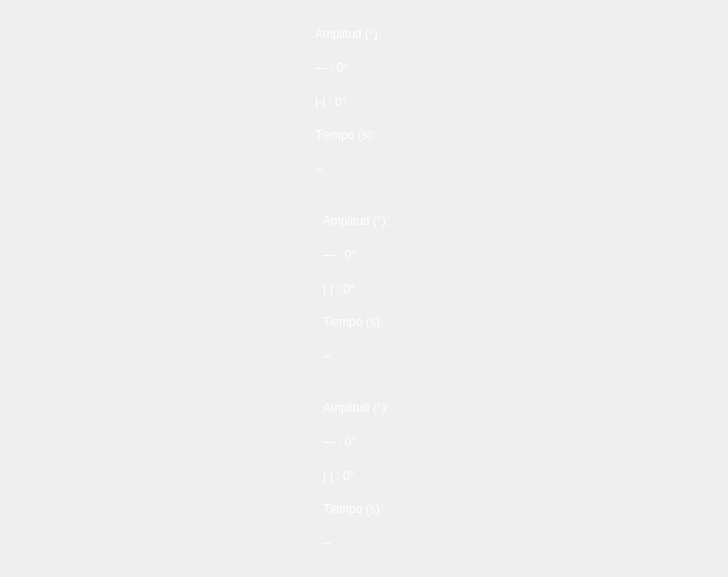
The window that Software/development/Form/graph.ui (Debaq/Fullaxis) describes before a commit, drawn with Qt 5.
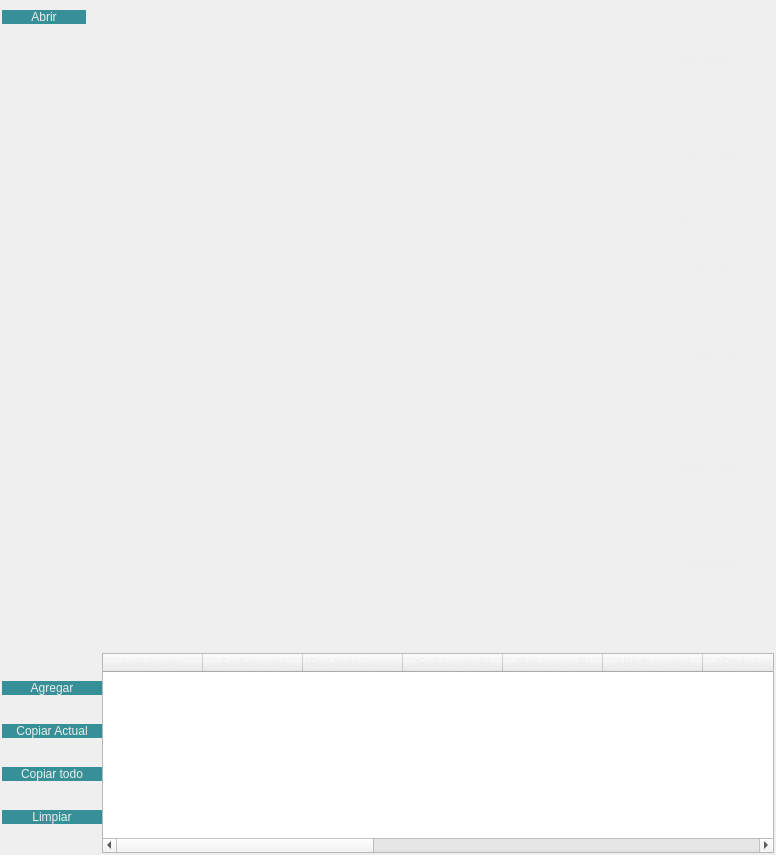
The same window after the commit.

Commit message: copiar linea

The edit to the form file:
```diff
--- a/Software/development/Form/graph.ui
+++ b/Software/development/Form/graph.ui
@@ -6,32 +6,144 @@
    <rect>
     <x>0</x>
     <y>0</y>
-    <width>728</width>
-    <height>577</height>
+    <width>776</width>
+    <height>855</height>
    </rect>
   </property>
   <property name="windowTitle">
    <string>Form</string>
   </property>
+  <property name="styleSheet">
+   <string notr="true">                QPushButton {
+                    Text-align:center;
+                    border: none;
+                    color:rgb(238, 238, 236);
+                    background-color: rgb(55, 144, 152);
+                }
+                QPushButton:hover {
+                    background-color: rgb(0, 98, 106);
+                }
+                QPushButton:pressed {
+                    text-decoration: underline;
+                }
+QLabel{
+color: rgb(238, 238, 236);
+}
+QFrame{
+color: rgb(238, 238, 236);
+}</string>
+  </property>
   <layout class="QHBoxLayout" name="horizontalLayout_4">
+   <property name="leftMargin">
+    <number>2</number>
+   </property>
+   <property name="topMargin">
+    <number>2</number>
+   </property>
+   <property name="rightMargin">
+    <number>2</number>
+   </property>
+   <property name="bottomMargin">
+    <number>2</number>
+   </property>
    <item>
     <layout class="QVBoxLayout" name="verticalLayout">
      <property name="topMargin">
       <number>0</number>
      </property>
+     <property name="bottomMargin">
+      <number>0</number>
+     </property>
      <item>
-      <layout class="QHBoxLayout" name="contenedor">
-       <property name="leftMargin">
-        <number>0</number>
+      <widget class="QFrame" name="openFrame">
+       <property name="maximumSize">
+        <size>
+         <width>16777215</width>
+         <height>30</height>
+        </size>
        </property>
+       <layout class="QHBoxLayout" name="horizontalLayout_3">
+        <property name="spacing">
+         <number>4</number>
+        </property>
+        <property name="leftMargin">
+         <number>0</number>
+        </property>
+        <property name="topMargin">
+         <number>0</number>
+        </property>
+        <property name="rightMargin">
+         <number>0</number>
+        </property>
+        <property name="bottomMargin">
+         <number>0</number>
+        </property>
+        <item>
+         <widget class="QPushButton" name="btn_open">
+          <property name="minimumSize">
+           <size>
+            <width>84</width>
+            <height>0</height>
+           </size>
+          </property>
+          <property name="maximumSize">
+           <size>
+            <width>84</width>
+            <height>16777215</height>
+           </size>
+          </property>
+          <property name="styleSheet">
+           <string notr="true"/>
+          </property>
+          <property name="text">
+           <string>Abrir</string>
+          </property>
+         </widget>
+        </item>
+        <item>
+         <widget class="QLabel" name="label_File">
+          <property name="styleSheet">
+           <string notr="true"/>
+          </property>
+          <property name="text">
+           <string/>
+          </property>
+         </widget>
+        </item>
+        <item>
+         <spacer name="horizontalSpacer">
+          <property name="orientation">
+           <enum>Qt::Horizontal</enum>
+          </property>
+          <property name="sizeHint" stdset="0">
+           <size>
+            <width>40</width>
+            <height>20</height>
+           </size>
+          </property>
+         </spacer>
+        </item>
+       </layout>
+      </widget>
+     </item>
+     <item>
+      <layout class="QHBoxLayout" name="frame_1">
        <item>
-        <layout class="QVBoxLayout" name="layout_graph_1"/>
+        <widget class="QFrame" name="frame_graph_1">
+         <layout class="QVBoxLayout" name="layout_graph_1"/>
+        </widget>
        </item>
        <item>
         <widget class="QFrame" name="frameinfo_1">
+         <property name="sizePolicy">
+          <sizepolicy hsizetype="Fixed" vsizetype="Preferred">
+           <horstretch>0</horstretch>
+           <verstretch>0</verstretch>
+          </sizepolicy>
+         </property>
          <property name="minimumSize">
           <size>
-           <width>0</width>
+           <width>100</width>
            <height>100</height>
           </size>
          </property>
@@ -43,12 +155,12 @@
          </property>
          <layout class="QVBoxLayout" name="layoutInfo_1">
           <property name="leftMargin">
-           <number>1</number>
+           <number>4</number>
           </property>
           <item>
            <widget class="QLabel" name="amp_g1">
             <property name="styleSheet">
-             <string notr="true">color: rgb(255, 255, 255);</string>
+             <string notr="true"/>
             </property>
             <property name="text">
              <string>Amplitud (°):</string>
@@ -56,29 +168,63 @@
            </widget>
           </item>
           <item>
-           <widget class="QLabel" name="ampPoint_1">
-            <property name="styleSheet">
-             <string notr="true">color: rgb(255, 255, 255);</string>
-            </property>
-            <property name="text">
-             <string>— : 0°</string>
-            </property>
-           </widget>
+           <layout class="QHBoxLayout" name="horizontalLayout_5">
+            <item>
+             <widget class="QLabel" name="label_3">
+              <property name="sizePolicy">
+               <sizepolicy hsizetype="Fixed" vsizetype="Preferred">
+                <horstretch>0</horstretch>
+                <verstretch>0</verstretch>
+               </sizepolicy>
+              </property>
+              <property name="text">
+               <string>— : </string>
+              </property>
+             </widget>
+            </item>
+            <item>
+             <widget class="QLabel" name="ampPoint_1">
+              <property name="styleSheet">
+               <string notr="true"/>
+              </property>
+              <property name="text">
+               <string>--</string>
+              </property>
+             </widget>
+            </item>
+           </layout>
           </item>
           <item>
-           <widget class="QLabel" name="ampRange_1">
-            <property name="styleSheet">
-             <string notr="true">color: rgb(255, 255, 255);</string>
-            </property>
-            <property name="text">
-             <string>|-| : 0°</string>
-            </property>
-           </widget>
+           <layout class="QHBoxLayout" name="horizontalLayout_7">
+            <item>
+             <widget class="QLabel" name="label_4">
+              <property name="sizePolicy">
+               <sizepolicy hsizetype="Fixed" vsizetype="Preferred">
+                <horstretch>0</horstretch>
+                <verstretch>0</verstretch>
+               </sizepolicy>
+              </property>
+              <property name="text">
+               <string>|-| : </string>
+              </property>
+             </widget>
+            </item>
+            <item>
+             <widget class="QLabel" name="ampRange_1">
+              <property name="styleSheet">
+               <string notr="true"/>
+              </property>
+              <property name="text">
+               <string>--</string>
+              </property>
+             </widget>
+            </item>
+           </layout>
           </item>
           <item>
            <widget class="QLabel" name="tiempo_1">
             <property name="styleSheet">
-             <string notr="true">color: rgb(255, 255, 255);</string>
+             <string notr="true"/>
             </property>
             <property name="text">
              <string>Tiempo (s):</string>
@@ -87,29 +233,134 @@
           </item>
           <item>
            <widget class="QLabel" name="lbl_tiempo_1">
+            <property name="autoFillBackground">
+             <bool>false</bool>
+            </property>
             <property name="styleSheet">
-             <string notr="true">color: rgb(255, 255, 255);</string>
+             <string notr="true"/>
             </property>
             <property name="text">
              <string>--</string>
             </property>
            </widget>
           </item>
+          <item>
+           <layout class="QHBoxLayout" name="horizontalLayout_10">
+            <item>
+             <widget class="QLabel" name="label_8">
+              <property name="font">
+               <font>
+                <pointsize>10</pointsize>
+               </font>
+              </property>
+              <property name="text">
+               <string>|-| : </string>
+              </property>
+             </widget>
+            </item>
+            <item>
+             <widget class="QLabel" name="label_7">
+              <property name="sizePolicy">
+               <sizepolicy hsizetype="Fixed" vsizetype="Preferred">
+                <horstretch>0</horstretch>
+                <verstretch>0</verstretch>
+               </sizepolicy>
+              </property>
+              <property name="font">
+               <font>
+                <pointsize>6</pointsize>
+               </font>
+              </property>
+              <property name="text">
+               <string>(</string>
+              </property>
+             </widget>
+            </item>
+            <item>
+             <widget class="QLabel" name="lbl_minRoll">
+              <property name="font">
+               <font>
+                <pointsize>6</pointsize>
+               </font>
+              </property>
+              <property name="text">
+               <string>-</string>
+              </property>
+             </widget>
+            </item>
+            <item>
+             <widget class="QLabel" name="label_9">
+              <property name="sizePolicy">
+               <sizepolicy hsizetype="Fixed" vsizetype="Preferred">
+                <horstretch>0</horstretch>
+                <verstretch>0</verstretch>
+               </sizepolicy>
+              </property>
+              <property name="font">
+               <font>
+                <pointsize>6</pointsize>
+               </font>
+              </property>
+              <property name="text">
+               <string>,</string>
+              </property>
+             </widget>
+            </item>
+            <item>
+             <widget class="QLabel" name="lbl_maxRoll">
+              <property name="font">
+               <font>
+                <pointsize>6</pointsize>
+               </font>
+              </property>
+              <property name="text">
+               <string>-</string>
+              </property>
+             </widget>
+            </item>
+            <item>
+             <widget class="QLabel" name="label_11">
+              <property name="sizePolicy">
+               <sizepolicy hsizetype="Fixed" vsizetype="Preferred">
+                <horstretch>0</horstretch>
+                <verstretch>0</verstretch>
+               </sizepolicy>
+              </property>
+              <property name="font">
+               <font>
+                <pointsize>6</pointsize>
+               </font>
+              </property>
+              <property name="text">
+               <string>)</string>
+              </property>
+             </widget>
+            </item>
+           </layout>
+          </item>
          </layout>
         </widget>
        </item>
       </layout>
      </item>
      <item>
-      <layout class="QHBoxLayout" name="horizontalLayout">
+      <layout class="QHBoxLayout" name="frame_2">
        <item>
-        <layout class="QVBoxLayout" name="layout_graph_2"/>
+        <widget class="QFrame" name="frame_graph_2">
+         <layout class="QVBoxLayout" name="layout_graph_2"/>
+        </widget>
        </item>
        <item>
         <widget class="QFrame" name="verticalFrame_2">
+         <property name="sizePolicy">
+          <sizepolicy hsizetype="Fixed" vsizetype="Preferred">
+           <horstretch>0</horstretch>
+           <verstretch>0</verstretch>
+          </sizepolicy>
+         </property>
          <property name="minimumSize">
           <size>
-           <width>0</width>
+           <width>100</width>
            <height>100</height>
           </size>
          </property>
@@ -123,7 +374,7 @@
           <item>
            <widget class="QLabel" name="amp_g2">
             <property name="styleSheet">
-             <string notr="true">color: rgb(255, 255, 255);</string>
+             <string notr="true"/>
             </property>
             <property name="text">
              <string>Amplitud (°):</string>
@@ -131,29 +382,69 @@
            </widget>
           </item>
           <item>
-           <widget class="QLabel" name="ampPoint_2">
-            <property name="styleSheet">
-             <string notr="true">color: rgb(255, 255, 255);</string>
+           <layout class="QHBoxLayout" name="horizontalLayout">
+            <property name="leftMargin">
+             <number>0</number>
             </property>
-            <property name="text">
-             <string>— : 0°</string>
-            </property>
-           </widget>
+            <item>
+             <widget class="QLabel" name="label">
+              <property name="sizePolicy">
+               <sizepolicy hsizetype="Fixed" vsizetype="Preferred">
+                <horstretch>0</horstretch>
+                <verstretch>0</verstretch>
+               </sizepolicy>
+              </property>
+              <property name="text">
+               <string>— : </string>
+              </property>
+             </widget>
+            </item>
+            <item>
+             <widget class="QLabel" name="ampPoint_2">
+              <property name="styleSheet">
+               <string notr="true"/>
+              </property>
+              <property name="text">
+               <string>--</string>
+              </property>
+             </widget>
+            </item>
+           </layout>
           </item>
           <item>
-           <widget class="QLabel" name="ampRange_2">
-            <property name="styleSheet">
-             <string notr="true">color: rgb(255, 255, 255);</string>
+           <layout class="QHBoxLayout" name="horizontalLayout_2">
+            <property name="leftMargin">
+             <number>0</number>
             </property>
-            <property name="text">
-             <string>|-| : 0°</string>
-            </property>
-           </widget>
+            <item>
+             <widget class="QLabel" name="label_2">
+              <property name="sizePolicy">
+               <sizepolicy hsizetype="Fixed" vsizetype="Preferred">
+                <horstretch>0</horstretch>
+                <verstretch>0</verstretch>
+               </sizepolicy>
+              </property>
+              <property name="text">
+               <string>|-| : </string>
+              </property>
+             </widget>
+            </item>
+            <item>
+             <widget class="QLabel" name="ampRange_2">
+              <property name="styleSheet">
+               <string notr="true"/>
+              </property>
+              <property name="text">
+               <string>--</string>
+              </property>
+             </widget>
+            </item>
+           </layout>
           </item>
           <item>
            <widget class="QLabel" name="tiempo_2">
             <property name="styleSheet">
-             <string notr="true">color: rgb(255, 255, 255);</string>
+             <string notr="true"/>
             </property>
             <property name="text">
              <string>Tiempo (s):</string>
@@ -163,28 +454,125 @@
           <item>
            <widget class="QLabel" name="lbl_tiempo_2">
             <property name="styleSheet">
-             <string notr="true">color: rgb(255, 255, 255);</string>
+             <string notr="true"/>
             </property>
             <property name="text">
              <string>--</string>
             </property>
            </widget>
           </item>
+          <item>
+           <layout class="QHBoxLayout" name="horizontalLayout_11">
+            <item>
+             <widget class="QLabel" name="label_10">
+              <property name="text">
+               <string>|-| : </string>
+              </property>
+             </widget>
+            </item>
+            <item>
+             <widget class="QLabel" name="label_14">
+              <property name="sizePolicy">
+               <sizepolicy hsizetype="Fixed" vsizetype="Preferred">
+                <horstretch>0</horstretch>
+                <verstretch>0</verstretch>
+               </sizepolicy>
+              </property>
+              <property name="font">
+               <font>
+                <pointsize>6</pointsize>
+               </font>
+              </property>
+              <property name="text">
+               <string>(</string>
+              </property>
+             </widget>
+            </item>
+            <item>
+             <widget class="QLabel" name="lbl_minPitch">
+              <property name="font">
+               <font>
+                <pointsize>6</pointsize>
+               </font>
+              </property>
+              <property name="text">
+               <string>-</string>
+              </property>
+             </widget>
+            </item>
+            <item>
+             <widget class="QLabel" name="label_15">
+              <property name="sizePolicy">
+               <sizepolicy hsizetype="Fixed" vsizetype="Preferred">
+                <horstretch>0</horstretch>
+                <verstretch>0</verstretch>
+               </sizepolicy>
+              </property>
+              <property name="font">
+               <font>
+                <pointsize>6</pointsize>
+               </font>
+              </property>
+              <property name="text">
+               <string>,</string>
+              </property>
+             </widget>
+            </item>
+            <item>
+             <widget class="QLabel" name="lbl_maxPitch">
+              <property name="font">
+               <font>
+                <pointsize>6</pointsize>
+               </font>
+              </property>
+              <property name="text">
+               <string>-</string>
+              </property>
+             </widget>
+            </item>
+            <item>
+             <widget class="QLabel" name="label_12">
+              <property name="sizePolicy">
+               <sizepolicy hsizetype="Fixed" vsizetype="Preferred">
+                <horstretch>0</horstretch>
+                <verstretch>0</verstretch>
+               </sizepolicy>
+              </property>
+              <property name="font">
+               <font>
+                <pointsize>6</pointsize>
+               </font>
+              </property>
+              <property name="text">
+               <string>)</string>
+              </property>
+             </widget>
+            </item>
+           </layout>
+          </item>
          </layout>
         </widget>
        </item>
       </layout>
      </item>
      <item>
-      <layout class="QHBoxLayout" name="horizontalLayout_2">
+      <layout class="QHBoxLayout" name="frame_3">
        <item>
-        <layout class="QVBoxLayout" name="layout_graph_3"/>
+        <widget class="QFrame" name="frame_graph_3">
+         <layout class="QVBoxLayout" name="layout_graph_3"/>
+        </widget>
        </item>
        <item>
         <widget class="QFrame" name="verticalFrame_4">
+         <property name="sizePolicy">
+          <sizepolicy hsizetype="Fixed" vsizetype="Preferred">
+           <horstretch>0</horstretch>
+           <verstretch>0</verstretch>
+          </sizepolicy>
+         </property>
          <property name="minimumSize">
           <size>
-           <width>0</width>
+           <width>100</width>
            <height>100</height>
           </size>
          </property>
@@ -198,7 +586,7 @@
           <item>
            <widget class="QLabel" name="amp_g3">
             <property name="styleSheet">
-             <string notr="true">color: rgb(255, 255, 255);</string>
+             <string notr="true"/>
             </property>
             <property name="text">
              <string>Amplitud (°):</string>
@@ -206,29 +594,63 @@
            </widget>
           </item>
           <item>
-           <widget class="QLabel" name="ampPoint_3">
-            <property name="styleSheet">
-             <string notr="true">color: rgb(255, 255, 255);</string>
-            </property>
-            <property name="text">
-             <string>— : 0°</string>
-            </property>
-           </widget>
+           <layout class="QHBoxLayout" name="horizontalLayout_8">
+            <item>
+             <widget class="QLabel" name="label_5">
+              <property name="sizePolicy">
+               <sizepolicy hsizetype="Fixed" vsizetype="Preferred">
+                <horstretch>0</horstretch>
+                <verstretch>0</verstretch>
+               </sizepolicy>
+              </property>
+              <property name="text">
+               <string>— : </string>
+              </property>
+             </widget>
+            </item>
+            <item>
+             <widget class="QLabel" name="ampPoint_3">
+              <property name="styleSheet">
+               <string notr="true"/>
+              </property>
+              <property name="text">
+               <string>--</string>
+              </property>
+             </widget>
+            </item>
+           </layout>
           </item>
           <item>
-           <widget class="QLabel" name="ampRange_3">
-            <property name="styleSheet">
-             <string notr="true">color: rgb(255, 255, 255);</string>
-            </property>
-            <property name="text">
-             <string>|-| : 0°</string>
-            </property>
-           </widget>
+           <layout class="QHBoxLayout" name="horizontalLayout_9">
+            <item>
+             <widget class="QLabel" name="label_6">
+              <property name="sizePolicy">
+               <sizepolicy hsizetype="Fixed" vsizetype="Preferred">
+                <horstretch>0</horstretch>
+                <verstretch>0</verstretch>
+               </sizepolicy>
+              </property>
+              <property name="text">
+               <string>|-| : </string>
+              </property>
+             </widget>
+            </item>
+            <item>
+             <widget class="QLabel" name="ampRange_3">
+              <property name="styleSheet">
+               <string notr="true"/>
+              </property>
+              <property name="text">
+               <string>--</string>
+              </property>
+             </widget>
+            </item>
+           </layout>
           </item>
           <item>
            <widget class="QLabel" name="tiempo_3">
             <property name="styleSheet">
-             <string notr="true">color: rgb(255, 255, 255);</string>
+             <string notr="true"/>
             </property>
             <property name="text">
              <string>Tiempo (s):</string>
@@ -238,18 +660,359 @@
           <item>
            <widget class="QLabel" name="lbl_tiempo_3">
             <property name="styleSheet">
-             <string notr="true">color: rgb(255, 255, 255);</string>
+             <string notr="true"/>
             </property>
             <property name="text">
              <string>--</string>
             </property>
            </widget>
           </item>
+          <item>
+           <layout class="QHBoxLayout" name="horizontalLayout_12">
+            <item>
+             <widget class="QLabel" name="label_13">
+              <property name="text">
+               <string>|-| : </string>
+              </property>
+             </widget>
+            </item>
+            <item>
+             <widget class="QLabel" name="label_19">
+              <property name="sizePolicy">
+               <sizepolicy hsizetype="Fixed" vsizetype="Preferred">
+                <horstretch>0</horstretch>
+                <verstretch>0</verstretch>
+               </sizepolicy>
+              </property>
+              <property name="font">
+               <font>
+                <pointsize>6</pointsize>
+               </font>
+              </property>
+              <property name="text">
+               <string>(</string>
+              </property>
+             </widget>
+            </item>
+            <item>
+             <widget class="QLabel" name="lbl_minYaw">
+              <property name="font">
+               <font>
+                <pointsize>6</pointsize>
+               </font>
+              </property>
+              <property name="text">
+               <string>-</string>
+              </property>
+             </widget>
+            </item>
+            <item>
+             <widget class="QLabel" name="label_18">
+              <property name="sizePolicy">
+               <sizepolicy hsizetype="Fixed" vsizetype="Preferred">
+                <horstretch>0</horstretch>
+                <verstretch>0</verstretch>
+               </sizepolicy>
+              </property>
+              <property name="font">
+               <font>
+                <pointsize>6</pointsize>
+               </font>
+              </property>
+              <property name="text">
+               <string>,</string>
+              </property>
+             </widget>
+            </item>
+            <item>
+             <widget class="QLabel" name="lbl_maxYaw">
+              <property name="font">
+               <font>
+                <pointsize>6</pointsize>
+               </font>
+              </property>
+              <property name="text">
+               <string>-</string>
+              </property>
+             </widget>
+            </item>
+            <item>
+             <widget class="QLabel" name="label_17">
+              <property name="sizePolicy">
+               <sizepolicy hsizetype="Fixed" vsizetype="Preferred">
+                <horstretch>0</horstretch>
+                <verstretch>0</verstretch>
+               </sizepolicy>
+              </property>
+              <property name="font">
+               <font>
+                <pointsize>6</pointsize>
+               </font>
+              </property>
+              <property name="text">
+               <string>)</string>
+              </property>
+             </widget>
+            </item>
+           </layout>
+          </item>
          </layout>
         </widget>
        </item>
       </layout>
      </item>
+     <item>
+      <widget class="QFrame" name="copyFrame">
+       <property name="maximumSize">
+        <size>
+         <width>16777215</width>
+         <height>200</height>
+        </size>
+       </property>
+       <property name="font">
+        <font>
+         <pointsize>6</pointsize>
+        </font>
+       </property>
+       <layout class="QHBoxLayout" name="horizontalLayout_6">
+        <property name="spacing">
+         <number>0</number>
+        </property>
+        <property name="leftMargin">
+         <number>0</number>
+        </property>
+        <property name="topMargin">
+         <number>0</number>
+        </property>
+        <property name="rightMargin">
+         <number>0</number>
+        </property>
+        <property name="bottomMargin">
+         <number>0</number>
+        </property>
+        <item>
+         <widget class="QFrame" name="verticalFrame">
+          <layout class="QVBoxLayout" name="verticalLayout_3">
+           <property name="spacing">
+            <number>1</number>
+           </property>
+           <property name="leftMargin">
+            <number>0</number>
+           </property>
+           <property name="topMargin">
+            <number>0</number>
+           </property>
+           <property name="rightMargin">
+            <number>0</number>
+           </property>
+           <property name="bottomMargin">
+            <number>0</number>
+           </property>
+           <item>
+            <widget class="QPushButton" name="btn_insert">
+             <property name="minimumSize">
+              <size>
+               <width>100</width>
+               <height>0</height>
+              </size>
+             </property>
+             <property name="maximumSize">
+              <size>
+               <width>100</width>
+               <height>16777215</height>
+              </size>
+             </property>
+             <property name="styleSheet">
+              <string notr="true"/>
+             </property>
+             <property name="text">
+              <string>Agregar</string>
+             </property>
+            </widget>
+           </item>
+           <item>
+            <widget class="QPushButton" name="btn_copyThis">
+             <property name="maximumSize">
+              <size>
+               <width>100</width>
+               <height>16777215</height>
+              </size>
+             </property>
+             <property name="styleSheet">
+              <string notr="true"/>
+             </property>
+             <property name="text">
+              <string>Copiar Actual</string>
+             </property>
+            </widget>
+           </item>
+           <item>
+            <widget class="QPushButton" name="btn_copyAll">
+             <property name="maximumSize">
+              <size>
+               <width>100</width>
+               <height>16777215</height>
+              </size>
+             </property>
+             <property name="styleSheet">
+              <string notr="true"/>
+             </property>
+             <property name="text">
+              <string>Copiar todo</string>
+             </property>
+            </widget>
+           </item>
+           <item>
+            <widget class="QPushButton" name="btn_clear">
+             <property name="maximumSize">
+              <size>
+               <width>100</width>
+               <height>16777215</height>
+              </size>
+             </property>
+             <property name="styleSheet">
+              <string notr="true"/>
+             </property>
+             <property name="text">
+              <string>Limpiar</string>
+             </property>
+            </widget>
+           </item>
+          </layout>
+         </widget>
+        </item>
+        <item>
+         <widget class="QFrame" name="verticalFrame_2">
+          <layout class="QVBoxLayout" name="verticalLayout_5">
+           <property name="spacing">
+            <number>0</number>
+           </property>
+           <property name="leftMargin">
+            <number>0</number>
+           </property>
+           <property name="topMargin">
+            <number>0</number>
+           </property>
+           <property name="rightMargin">
+            <number>0</number>
+           </property>
+           <property name="bottomMargin">
+            <number>0</number>
+           </property>
+           <item>
+            <widget class="QTableWidget" name="tableWidget">
+             <property name="font">
+              <font>
+               <pointsize>8</pointsize>
+              </font>
+             </property>
+             <property name="alternatingRowColors">
+              <bool>false</bool>
+             </property>
+             <property name="selectionBehavior">
+              <enum>QAbstractItemView::SelectRows</enum>
+             </property>
+             <attribute name="horizontalHeaderMinimumSectionSize">
+              <number>20</number>
+             </attribute>
+             <attribute name="horizontalHeaderDefaultSectionSize">
+              <number>100</number>
+             </attribute>
+             <attribute name="verticalHeaderMinimumSectionSize">
+              <number>10</number>
+             </attribute>
+             <attribute name="verticalHeaderDefaultSectionSize">
+              <number>12</number>
+             </attribute>
+             <attribute name="verticalHeaderShowSortIndicator" stdset="0">
+              <bool>false</bool>
+             </attribute>
+             <attribute name="verticalHeaderStretchLastSection">
+              <bool>false</bool>
+             </attribute>
+             <column>
+              <property name="text">
+               <string>Aroll (punto)</string>
+              </property>
+             </column>
+             <column>
+              <property name="text">
+               <string>Aroll (segm)</string>
+              </property>
+             </column>
+             <column>
+              <property name="text">
+               <string>tRoll-delta (segm)</string>
+              </property>
+             </column>
+             <column>
+              <property name="text">
+               <string>tRoll (segm A)</string>
+              </property>
+             </column>
+             <column>
+              <property name="text">
+               <string>tRoll (segm B)</string>
+              </property>
+             </column>
+             <column>
+              <property name="text">
+               <string>APitch (punto)</string>
+              </property>
+             </column>
+             <column>
+              <property name="text">
+               <string>APitchl (segm)</string>
+              </property>
+             </column>
+             <column>
+              <property name="text">
+               <string>tPitch-delta (segm)</string>
+              </property>
+             </column>
+             <column>
+              <property name="text">
+               <string>tPitch (segm A)</string>
+              </property>
+             </column>
+             <column>
+              <property name="text">
+               <string>tPitch (segm B)</string>
+              </property>
+             </column>
+             <column>
+              <property name="text">
+               <string>AYaw (punto)</string>
+              </property>
+             </column>
+             <column>
+              <property name="text">
+               <string>AYaw (segm)</string>
+              </property>
+             </column>
+             <column>
+              <property name="text">
+               <string>tYaw-delta (segm)</string>
+              </property>
+             </column>
+             <column>
+              <property name="text">
+               <string>tYaw (segm A)</string>
+              </property>
+             </column>
+             <column>
+              <property name="text">
+               <string>tYaw (segm B)</string>
+              </property>
+             </column>
+            </widget>
+           </item>
+          </layout>
+         </widget>
+        </item>
+       </layout>
+      </widget>
+     </item>
     </layout>
    </item>
   </layout>
```
The commit also changes 2 other files.
